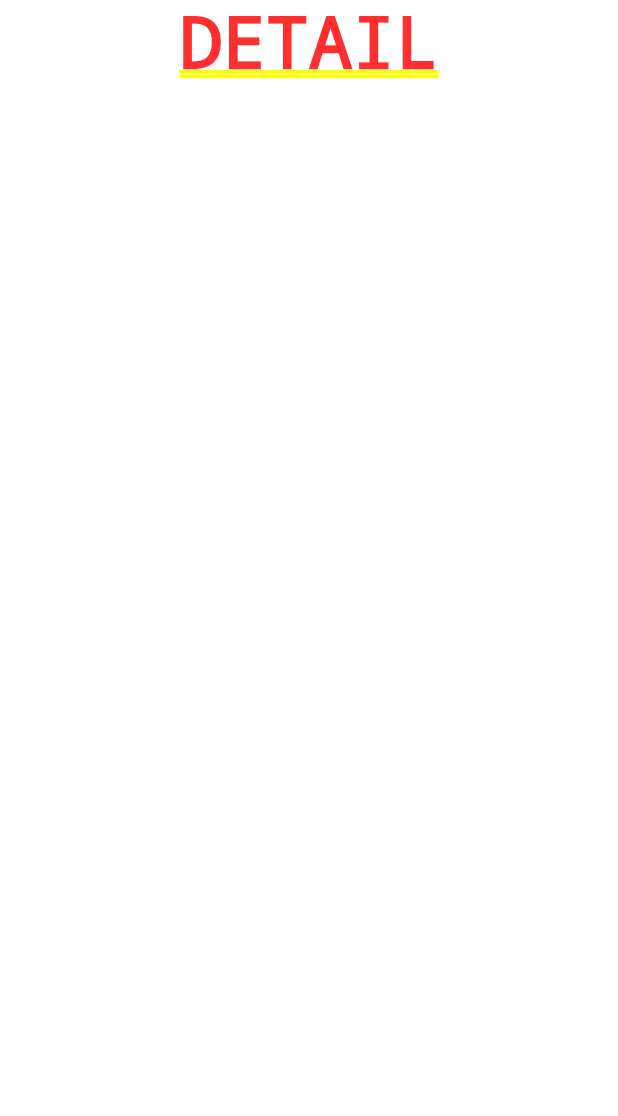
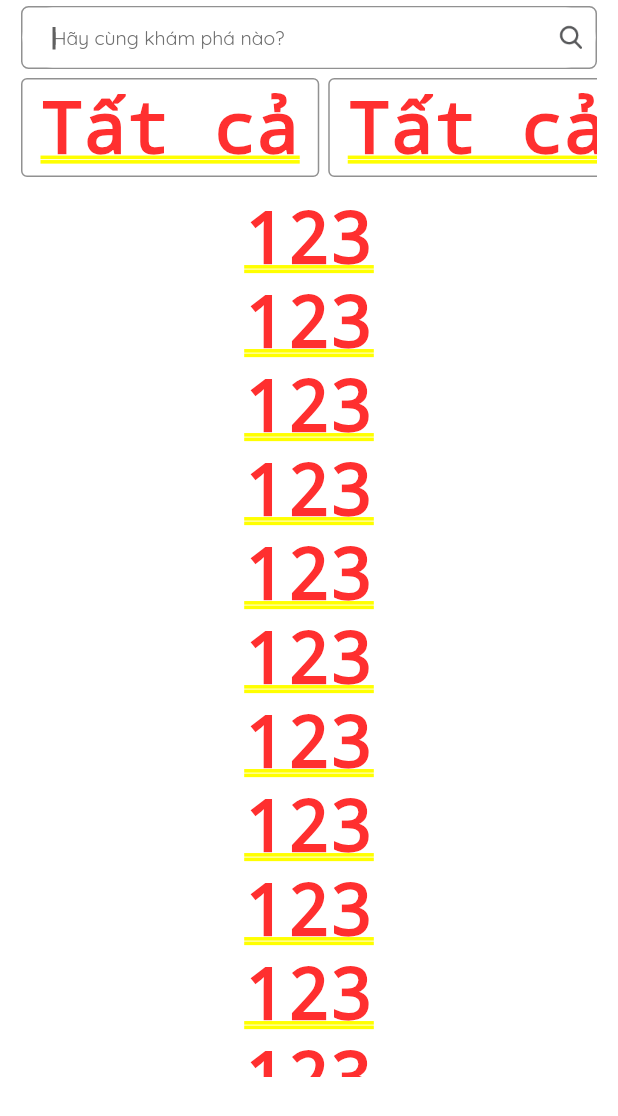
Before and after one commit to hungitytng99/chatbot-assitant-bill-fe, a Flutter app: the CourseListPage screen opened by its route, on a phone screen of 412 x 824 dp. Shown: the top 1116 px of the screen. Run offline on Flutter 3.47's test engine with Material 2 defaults, Android fonts, the phone set to English and light mode, and no system bars; our stand-ins replace better_player, bloc, cached_network_image, connectivity_plus, dio, equatable and 18 more; missing offline and left inert: multi_image_picker2, wechat_assets_picker; accounts and stored records are empty; generated files the repository leaves out were written again; network calls fail.

Commit message:
Add search and filter of course page

```diff
--- a/lib/common/app_images.dart
+++ b/lib/common/app_images.dart
@@ -32,6 +32,7 @@ class AppImages {
   static const icPushUp = 'assets/images/ic_push_up.png';
   static const icDoExercise = 'assets/images/ic_do_exercise.png';
   static const icSend = 'assets/images/ic_send.png';
+  static const icDiary = 'assets/images/diary.png';
 
 
 }
--- /dev/null
+++ b/lib/ui/pages/course/course_item/course_item.dart
@@ -0,0 +1,27 @@
+import 'package:flutter/cupertino.dart';
+import 'package:flutter/material.dart';
+
+class CourseItem extends StatefulWidget {
+  CourseItem({
+    Key? key,
+  }) : super(key: key);
+  @override
+  _CourseItemState createState() => _CourseItemState();
+}
+
+class _CourseItemState extends State<CourseItem> {
+  @override
+  void initState() {
+    super.initState();
+  }
+
+  @override
+  void dispose() {
+    super.dispose();
+  }
+
+  @override
+  Widget build(BuildContext context) {
+    return Text('123');
+  }
+}
--- a/lib/ui/pages/course/course_list/course_list_page.dart
+++ b/lib/ui/pages/course/course_list/course_list_page.dart
@@ -1,4 +1,10 @@
 import 'package:flutter/material.dart';
+import 'package:ihz_bql/common/app_colors.dart';
+import 'package:ihz_bql/common/app_images.dart';
+import 'package:ihz_bql/common/app_text_styles.dart';
+import 'package:ihz_bql/ui/components/search_text_field.dart';
+import 'package:ihz_bql/ui/pages/common/user_avatar/user_avatar_card_vertical.dart';
+import 'package:ihz_bql/ui/pages/course/course_item/course_item.dart';
 
 class CourseListPage extends StatefulWidget {
   const CourseListPage({
@@ -9,6 +15,9 @@ class CourseListPage extends StatefulWidget {
 }
 
 class _CourseListPageState extends State<CourseListPage> {
+  TextEditingController textEditingController = TextEditingController();
+  bool isShowDeleteIcon = false;
+
   @override
   void initState() {
     super.initState();
@@ -33,17 +42,15 @@ class _CourseListPageState extends State<CourseListPage> {
           Expanded(
             child: Container(
               color: Colors.white,
-              child: SingleChildScrollView(
-                scrollDirection: Axis.vertical,
-                physics: const ClampingScrollPhysics(),
-                child: SizedBox(
-                  width: MediaQuery.of(context).size.width,
-                  child: Column(
-                    crossAxisAlignment: CrossAxisAlignment.center,
-                    children: const <Widget>[
-                      Text('DETAIL'),
-                    ],
-                  ),
+              child: SizedBox(
+                width: MediaQuery.of(context).size.width,
+                child: Column(
+                  crossAxisAlignment: CrossAxisAlignment.center,
+                  children: <Widget>[
+                    _buildSearchBar(),
+                    _buildListTags(),
+                    _buildListCourses(),
+                  ],
                 ),
               ),
             ),
@@ -52,4 +59,102 @@ class _CourseListPageState extends State<CourseListPage> {
       ),
     );
   }
+
+  Widget _buildSearchBar() {
+    return Container(
+      margin: const EdgeInsets.only(
+        top: 4,
+        bottom: 6,
+        left: 14,
+        right: 14,
+      ),
+      height: 42,
+      decoration: BoxDecoration(
+        borderRadius: const BorderRadius.all(Radius.circular(5)),
+        border: Border.all(
+          width: 1,
+          color: AppColors.lineGray,
+        ),
+      ),
+      child: SearchTextField(
+        hintText: "Hãy cùng khám phá nào?",
+        height: 42,
+        hintStyle: AppTextStyle.greyS14.copyWith(
+          fontSize: 13,
+        ),
+        textEditingController: textEditingController,
+        onChanged: (text) {
+          // cubit!.onSearch(text);
+          setState(() {
+            if (text.isEmpty) {
+              isShowDeleteIcon = false;
+            } else {
+              isShowDeleteIcon = true;
+            }
+          });
+        },
+        onSubmitted: (text) {},
+        onDelete: () {
+          textEditingController.text = "";
+        },
+        isShowDeleteIcon: isShowDeleteIcon,
+      ),
+    );
+  }
+
+  Widget _buildListTags() {
+    return Container(
+      margin: const EdgeInsets.symmetric(horizontal: 14),
+      child: SingleChildScrollView(
+        scrollDirection: Axis.horizontal,
+        physics: const ClampingScrollPhysics(),
+        child: Row(
+          children: <Widget>[
+            for (int i = 0; i < 10; i++) ...{
+              Container(
+                padding: const EdgeInsets.only(
+                  top: 4,
+                  left: 12,
+                  bottom: 4,
+                  right: 12,
+                ),
+                margin: const EdgeInsets.only(
+                  right: 6,
+                ),
+                decoration: BoxDecoration(
+                  border: Border.all(
+                    color: AppColors.lineGray,
+                  ),
+                  borderRadius: BorderRadius.circular(4),
+                ),
+                child: Text('Tất cả'),
+              ),
+            }
+          ],
+        ),
+      ),
+    );
+  }
+
+  Widget _buildListCourses() {
+    return Container(
+      height: MediaQuery.of(context).size.height - 236,
+      margin: const EdgeInsets.only(
+        left: 14,
+        right: 14,
+        top: 12,
+      ),
+      child: SingleChildScrollView(
+        scrollDirection: Axis.vertical,
+        physics: const ClampingScrollPhysics(),
+        child: Column(
+          children: <Widget>[
+            for (int i = 0; i < 100; i++) ...{
+              CourseItem(),
+            }
+          ],
+        ),
+      ),
+    );
+  }
 }
--- a/lib/ui/pages/homepage/home_page.dart
+++ b/lib/ui/pages/homepage/home_page.dart
@@ -71,9 +71,11 @@ class _HomePageState extends State<HomePage>
   late final pages;
 
   List<Tabs> listTabs = [
-    Tabs(index: 0, title: 'Khóa học', iconUrl: AppImages.icDoExercise),
+    Tabs(index: 0, title: 'Khám phá', iconUrl: AppImages.icDoExercise),
     Tabs(index: 1, title: 'Danh bạ', iconUrl: AppImages.icContactBook),
     Tabs(index: 2, title: 'Đoạn chat', iconUrl: AppImages.icChatBubble),
+    Tabs(index: 3, title: 'Nhật ký', iconUrl: AppImages.icDiary),
+
   ];
 
   @override
--- a/pubspec.yaml
+++ b/pubspec.yaml
@@ -193,6 +193,7 @@ flutter:
     - assets/images/ic_push_up.png
     - assets/images/ic_do_exercise.png
     - assets/images/ic_send.png
+    - assets/images/diary.png
   fonts:
     - family: Quicksand
       fonts:
```
Also changed, not shown: assets/images/2.0x/diary.png (added), assets/images/3.0x/diary.png (added).
